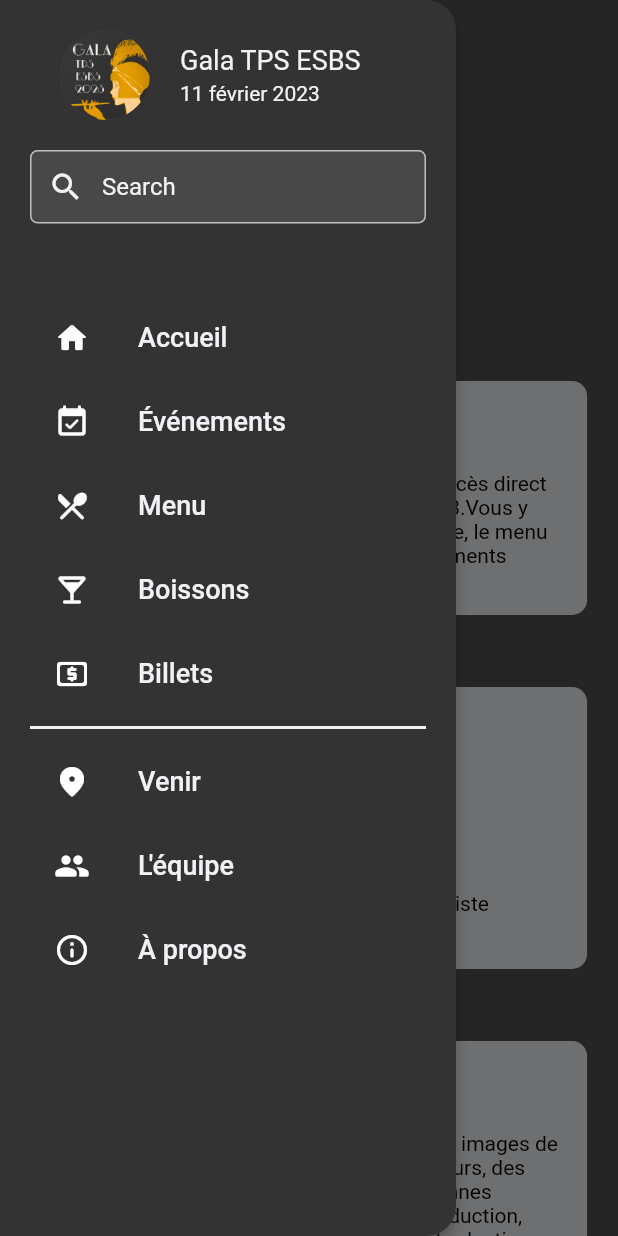
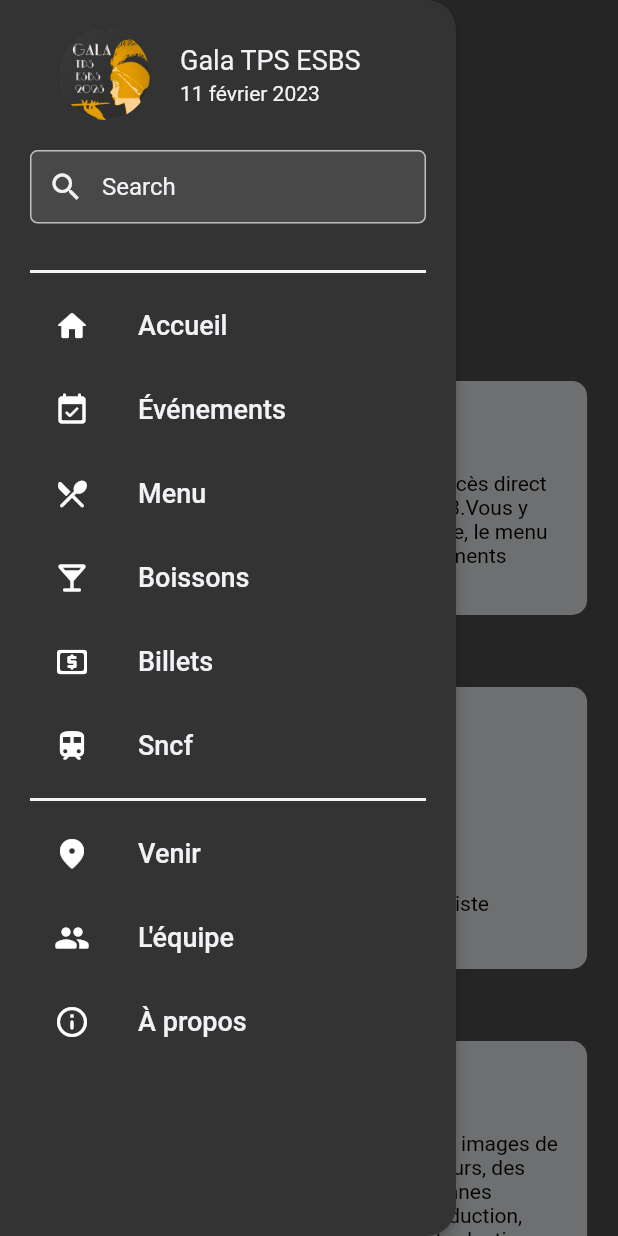
Before and after one commit to ThomasByr/galapsbs, a Flutter app: the AboutPage screen opened directly, with the side drawer open, on a phone screen of 412 x 824 dp. Run offline on Flutter 3.47's test engine with Material 2 defaults, Android fonts, the phone set to English and light mode, and no system bars; our stand-ins replace card_swiper, chewie, google_maps_flutter, package_info_plus, qr_flutter, swipe_cards and 1 more; missing offline and left inert: string_similarity; project files that could hold a hidden picture were left out.

Commit message:
gala tps esbs - v1.7.0+1 [tchoo]

```diff
--- a/lib/cfg/cfg.dart
+++ b/lib/cfg/cfg.dart
@@ -2,7 +2,7 @@ import 'dart:async';
 
 export 'palette.dart';
 
-const breakpoint = 600;
+const int breakpoint = 600;
 
 class Wrapper<T> {
   T value;
--- a/lib/pages/pages.dart
+++ b/lib/pages/pages.dart
@@ -6,3 +6,4 @@ export 'events.dart';
 export 'tickets.dart';
 export 'maps.dart';
 export 'about.dart';
+export 'sncf.dart';
--- a/lib/widgets/animated_logo.dart
+++ b/lib/widgets/animated_logo.dart
@@ -145,19 +145,19 @@ class _AnimatedLogoState extends State<AnimatedLogo> with TickerProviderStateMix
       backgroundColor: Colors.transparent,
       body: Stack(
         children: [
-          if (MediaQuery.of(context).size.width > 600)
-            Align(
-              alignment: AlignmentDirectional.topEnd,
-              child: IconButton(
-                icon: const Icon(Icons.settings),
-                color: _showSettings ? Colors.black54 : Colors.black12,
-                onPressed: () {
-                  setState(() {
-                    _showSettings = !_showSettings;
-                  });
-                },
-              ),
-            ),
+          // if (MediaQuery.of(context).size.width > 600)
+          // Align(
+          //   alignment: AlignmentDirectional.topEnd,
+          //   child: IconButton(
+          //     icon: const Icon(Icons.settings),
+          //     color: _showSettings ? Colors.black54 : Colors.black12,
+          //     onPressed: () {
+          //       setState(() {
+          //         _showSettings = !_showSettings;
+          //       });
+          //     },
+          //   ),
+          // ),
           Column(
             mainAxisAlignment: MainAxisAlignment.spaceAround,
             children: <Widget>[
--- a/lib/widgets/nav.dart
+++ b/lib/widgets/nav.dart
@@ -1,4 +1,5 @@
 import 'package:flutter/material.dart';
+import 'package:galapsbs/pages/404.dart';
 import 'package:url_launcher/url_launcher_string.dart';
 import 'package:string_similarity/string_similarity.dart';
 
@@ -98,7 +99,8 @@ class NavigationDrawerState extends State<NavigationDrawerWidget> {
             onClicked: () => {/* launchUrlString(url.toString()) */},
           ),
           buildSearchField(context),
-          const SizedBox(height: 48),
+          const SizedBox(height: 24),
+          const Divider(thickness: 2),
           buildMenuItem(
             text: 'Accueil',
             icon: Icons.home_rounded,
@@ -124,23 +126,26 @@ class NavigationDrawerState extends State<NavigationDrawerWidget> {
             icon: Icons.local_atm_rounded,
             onClicked: () => selectedItem(context, 4),
           ),
-          const Divider(
-            thickness: 2,
+          buildMenuItem(
+            text: 'Sncf',
+            icon: Icons.train_rounded,
+            onClicked: () => selectedItem(context, 5),
           ),
+          const Divider(thickness: 2),
           buildMenuItem(
             text: 'Venir',
             icon: Icons.location_on_rounded,
-            onClicked: () => selectedItem(context, 5),
+            onClicked: () => selectedItem(context, 6),
           ),
           buildMenuItem(
             text: 'L\'équipe',
             icon: Icons.group_rounded,
-            onClicked: () => selectedItem(context, 6),
+            onClicked: () => selectedItem(context, 7),
           ),
           buildMenuItem(
             text: 'À propos',
             icon: Icons.info_outline_rounded,
-            onClicked: () => selectedItem(context, 7),
+            onClicked: () => selectedItem(context, 8),
           ),
         ],
       ),
@@ -271,19 +276,29 @@ class NavigationDrawerState extends State<NavigationDrawerWidget> {
         break;
       case 5:
         Navigator.of(context).push(MaterialPageRoute(
-          builder: (context) => const MapPage(),
+          builder: (context) => const SncfPage(),
         ));
         break;
       case 6:
         Navigator.of(context).push(MaterialPageRoute(
-          builder: (context) => const TeamPage(),
+          builder: (context) => const MapPage(),
         ));
         break;
       case 7:
         Navigator.of(context).push(MaterialPageRoute(
+          builder: (context) => const TeamPage(),
+        ));
+        break;
+      case 8:
+        Navigator.of(context).push(MaterialPageRoute(
           builder: (context) => const AboutPage(),
         ));
         break;
+
+      default:
+        Navigator.of(context).push(MaterialPageRoute(
+          builder: (context) => const ErrorPage(),
+        ));
     }
   }
 }
```
Also changed, not shown: lib/pages/sncf.dart (added, +30 -0 lines), lib/pages/team.dart (+4 -4 lines).
